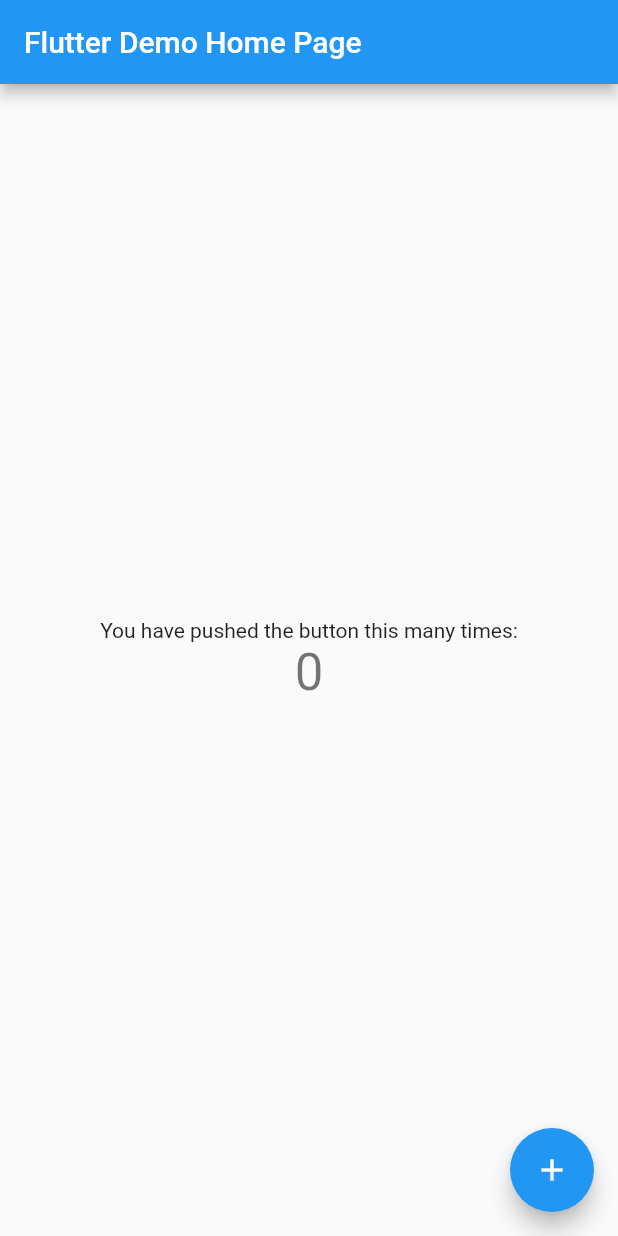
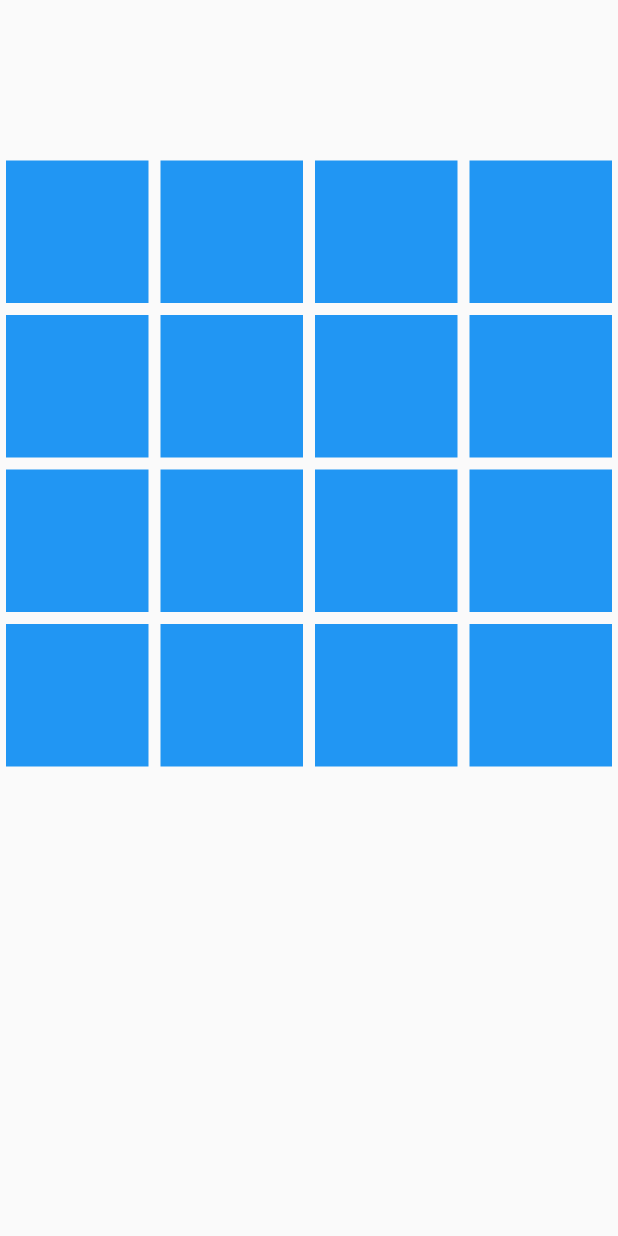
Before and after one commit to kaushal1999/kaushal-waghela-SigaramTask-01-03-23, a Flutter app: the screen it shows after launch, on a phone screen of 412 x 824 dp. Run offline on Flutter 3.47's test engine with Material 2 defaults, Android fonts, the phone set to English and light mode, and no system bars.

```diff
--- /dev/null
+++ b/lib/Matrix.dart
@@ -0,0 +1,76 @@
+import 'package:flutter/material.dart';
+
+import 'dart:collection';
+
+class MyMatrix extends StatefulWidget {
+  final int rows;
+  final int columns;
+  // final double size;
+
+  const MyMatrix({super.key, this.rows = 4, this.columns = 4});
+
+  @override
+  MyMatrixState createState() => MyMatrixState();
+}
+
+class MyMatrixState extends State<MyMatrix> {
+  late List<List<Color>> _colors;
+  late Queue<int> q;
+  @override
+  void initState() {
+    super.initState();
+    q = Queue();
+    _colors = List.generate(
+        widget.rows, (_) => List.filled(widget.columns, Colors.blue));
+  }
+
+  void _changeColor(int row, int col, index) {
+    setState(() {
+      _colors[row][col] = Colors.red;
+      q.add(index);
+      if (q.length > 2) {
+        int front = q.removeFirst();
+        row = front ~/ widget.columns;
+        col = front % widget.columns;
+        _colors[row][col] = Colors.blue;
+      }
+    });
+  }
+
+  @override
+  Widget build(BuildContext context) {
+    return Scaffold(
+      body: Center(
+        child: Column(
+          mainAxisAlignment: MainAxisAlignment.center,
+          children: [
+            SizedBox(
+              height: MediaQuery.of(context).size.height * 0.75,
+              child: GridView.builder(
+                itemCount: widget.rows * widget.columns,
+                gridDelegate: SliverGridDelegateWithFixedCrossAxisCount(
+                  crossAxisCount: widget.columns,
+                ),
+                itemBuilder: (BuildContext context, int index) {
+                  int row = index ~/ widget.columns;
+                  int col = index % widget.columns;
+                  return InkWell(
+                    onTap: () {
+                      _changeColor(row, col, index);
+                    },
+                    child: Padding(
+                      padding: const EdgeInsets.all(4.0),
+                      child: Container(
+                        color: _colors[row][col],
+                      ),
+                    ),
+                  );
+                },
+              ),
+            ),
+          ],
+        ),
+      ),
+    );
+  }
+}
--- a/lib/main.dart
+++ b/lib/main.dart
@@ -1,4 +1,6 @@
 import 'package:flutter/material.dart';
+
+import 'Matrix.dart';
 
 void main() {
   runApp(const MyApp());
@@ -10,106 +12,9 @@ class MyApp extends StatelessWidget {
   // This widget is the root of your application.
   @override
   Widget build(BuildContext context) {
-    return MaterialApp(
+    return const MaterialApp(
       title: 'Flutter Demo',
-      theme: ThemeData(
-        // This is the theme of your application.
-        //
-        // Try running your application with "flutter run". You'll see the
-        // application has a blue toolbar. Then, without quitting the app, try
-        // changing the primarySwatch below to Colors.green and then invoke
-        // "hot reload" (press "r" in the console where you ran "flutter run",
-        // or simply save your changes to "hot reload" in a Flutter IDE).
-        // Notice that the counter didn't reset back to zero; the application
-        // is not restarted.
-        primarySwatch: Colors.blue,
-      ),
-      home: const MyHomePage(title: 'Flutter Demo Home Page'),
+      home: MyMatrix(),
     );
   }
 }
-
-class MyHomePage extends StatefulWidget {
-  const MyHomePage({super.key, required this.title});
-
-  // This widget is the home page of your application. It is stateful, meaning
-  // that it has a State object (defined below) that contains fields that affect
-  // how it looks.
-
-  // This class is the configuration for the state. It holds the values (in this
-  // case the title) provided by the parent (in this case the App widget) and
-  // used by the build method of the State. Fields in a Widget subclass are
-  // always marked "final".
-
-  final String title;
-
-  @override
-  State<MyHomePage> createState() => _MyHomePageState();
-}
-
-class _MyHomePageState extends State<MyHomePage> {
-  int _counter = 0;
-
-  void _incrementCounter() {
-    setState(() {
-      // This call to setState tells the Flutter framework that something has
-      // changed in this State, which causes it to rerun the build method below
-      // so that the display can reflect the updated values. If we changed
-      // _counter without calling setState(), then the build method would not be
-      // called again, and so nothing would appear to happen.
-      _counter++;
-    });
-  }
-
-  @override
-  Widget build(BuildContext context) {
-    // This method is rerun every time setState is called, for instance as done
-    // by the _incrementCounter method above.
-    //
-    // The Flutter framework has been optimized to make rerunning build methods
-    // fast, so that you can just rebuild anything that needs updating rather
-    // than having to individually change instances of widgets.
-    return Scaffold(
-      appBar: AppBar(
-        // Here we take the value from the MyHomePage object that was created by
-        // the App.build method, and use it to set our appbar title.
-        title: Text(widget.title),
-      ),
-      body: Center(
-        // Center is a layout widget. It takes a single child and positions it
-        // in the middle of the parent.
-        child: Column(
-          // Column is also a layout widget. It takes a list of children and
-          // arranges them vertically. By default, it sizes itself to fit its
-          // children horizontally, and tries to be as tall as its parent.
-          //
-          // Invoke "debug painting" (press "p" in the console, choose the
-          // "Toggle Debug Paint" action from the Flutter Inspector in Android
-          // Studio, or the "Toggle Debug Paint" command in Visual Studio Code)
-          // to see the wireframe for each widget.
-          //
-          // Column has various properties to control how it sizes itself and
-          // how it positions its children. Here we use mainAxisAlignment to
-          // center the children vertically; the main axis here is the vertical
-          // axis because Columns are vertical (the cross axis would be
-          // horizontal).
-          mainAxisAlignment: MainAxisAlignment.center,
-          children: <Widget>[
-            const Text(
-              'You have pushed the button this many times:',
-            ),
-            Text(
-              '$_counter',
-              style: Theme.of(context).textTheme.headline4,
-            ),
-          ],
-        ),
-      ),
-      floatingActionButton: FloatingActionButton(
-        onPressed: _incrementCounter,
-        tooltip: 'Increment',
-        child: const Icon(Icons.add),
-      ), // This trailing comma makes auto-formatting nicer for build methods.
-    );
-  }
-}
```
